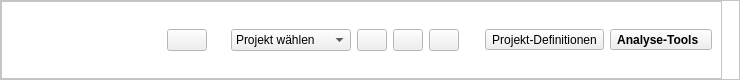
The window that projektcheck/ui/ProjektCheck_dockwidget_base.ui (projektcheck/ProjektCheck-QGIS) describes before a commit, drawn with Qt 5.
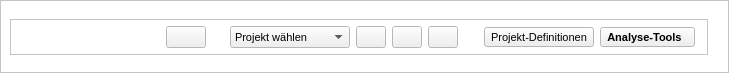
The same window after the commit. Icons and pictures are not drawn.

```diff
--- a/projektcheck/ui/ProjektCheck_dockwidget_base.ui
+++ b/projektcheck/ui/ProjektCheck_dockwidget_base.ui
@@ -6,8 +6,8 @@
    <rect>
     <x>0</x>
     <y>0</y>
-    <width>740</width>
-    <height>80</height>
+    <width>729</width>
+    <height>73</height>
    </rect>
   </property>
   <property name="sizePolicy">
@@ -18,8 +18,8 @@
   </property>
   <property name="minimumSize">
    <size>
-    <width>740</width>
-    <height>80</height>
+    <width>729</width>
+    <height>73</height>
    </size>
   </property>
   <property name="maximumSize">
@@ -161,8 +161,8 @@
       </property>
       <property name="minimumSize">
        <size>
-        <width>56</width>
-        <height>56</height>
+        <width>0</width>
+        <height>0</height>
        </size>
       </property>
       <property name="maximumSize">
@@ -185,21 +185,43 @@
       </property>
       <layout class="QVBoxLayout" name="verticalLayout_2">
        <property name="leftMargin">
-        <number>0</number>
+        <number>9</number>
        </property>
        <property name="topMargin">
         <number>0</number>
        </property>
        <property name="rightMargin">
-        <number>0</number>
+        <number>9</number>
        </property>
        <property name="bottomMargin">
         <number>0</number>
        </property>
+       <item>
+        <spacer name="verticalSpacer_2">
+         <property name="orientation">
+          <enum>Qt::Vertical</enum>
+         </property>
+         <property name="sizeType">
+          <enum>QSizePolicy::Expanding</enum>
+         </property>
+         <property name="sizeHint" stdset="0">
+          <size>
+           <width>20</width>
+           <height>0</height>
+          </size>
+         </property>
+        </spacer>
+       </item>
        <item>
         <layout class="QHBoxLayout" name="horizontalLayout_2">
          <item>
           <widget class="QFrame" name="buttonframe">
+           <property name="minimumSize">
+            <size>
+             <width>0</width>
+             <height>35</height>
+            </size>
+           </property>
            <property name="frameShape">
             <enum>QFrame::StyledPanel</enum>
            </property>
@@ -207,6 +229,18 @@
             <enum>QFrame::Raised</enum>
            </property>
            <layout class="QHBoxLayout" name="horizontalLayout">
+            <property name="leftMargin">
+             <number>6</number>
+            </property>
+            <property name="topMargin">
+             <number>4</number>
+            </property>
+            <property name="rightMargin">
+             <number>12</number>
+            </property>
+            <property name="bottomMargin">
+             <number>4</number>
+            </property>
             <item>
              <widget class="QLabel" name="label">
               <property name="sizePolicy">
@@ -217,13 +251,13 @@
               </property>
               <property name="minimumSize">
                <size>
-                <width>150</width>
+                <width>143</width>
                 <height>26</height>
                </size>
               </property>
               <property name="maximumSize">
                <size>
-                <width>150</width>
+                <width>143</width>
                 <height>26</height>
                </size>
               </property>
@@ -302,7 +336,7 @@
               <property name="font">
                <font>
                 <family>MS Shell Dlg 2</family>
-                <pointsize>9</pointsize>
+                <pointsize>8</pointsize>
                </font>
               </property>
               <property name="focusPolicy">
@@ -426,7 +460,7 @@
               <property name="font">
                <font>
                 <family>MS Shell Dlg 2</family>
-                <pointsize>9</pointsize>
+                <pointsize>8</pointsize>
                 <weight>50</weight>
                 <bold>false</bold>
                </font>
@@ -447,7 +481,7 @@
               <property name="font">
                <font>
                 <family>MS Shell Dlg 2</family>
-                <pointsize>9</pointsize>
+                <pointsize>8</pointsize>
                 <weight>75</weight>
                 <bold>true</bold>
                </font>
@@ -493,6 +527,22 @@
          </item>
         </layout>
        </item>
+       <item>
+        <spacer name="verticalSpacer">
+         <property name="orientation">
+          <enum>Qt::Vertical</enum>
+         </property>
+         <property name="sizeType">
+          <enum>QSizePolicy::Expanding</enum>
+         </property>
+         <property name="sizeHint" stdset="0">
+          <size>
+           <width>20</width>
+           <height>0</height>
+          </size>
+         </property>
+        </spacer>
+       </item>
       </layout>
      </widget>
     </item>
```
Left out of the diff: 7 changed lines with no effect on the pictures.
